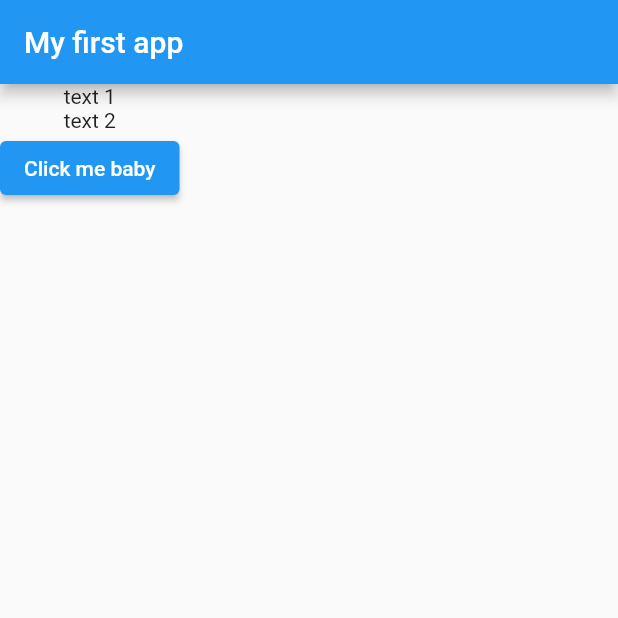
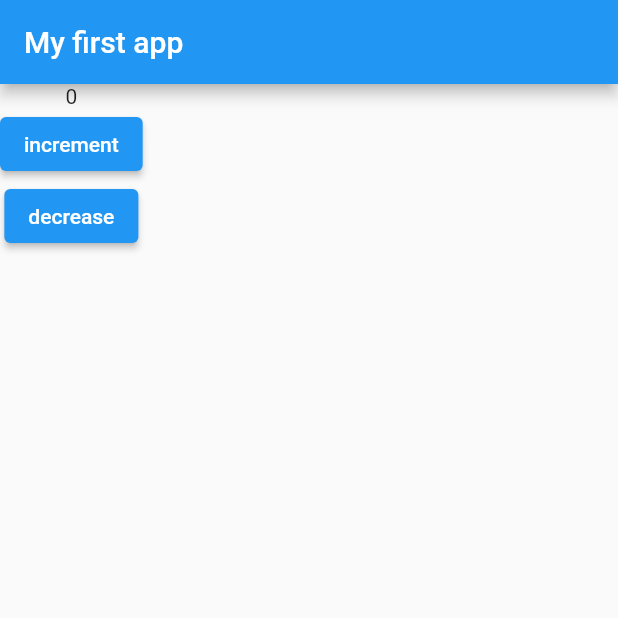
Before and after one commit to Tris-909/Flutter, a Flutter app: the screen it shows after launch, on a phone screen of 412 x 824 dp, the top half of it. Run offline on Flutter 3.47's test engine with Material 2 defaults, Android fonts, the light colour scheme and no system bars.

Commit message:
(5) Create AppState for widget, connect state to buttons

```diff
--- a/flutter_basics/lib/main.dart
+++ b/flutter_basics/lib/main.dart
@@ -2,9 +2,26 @@ import 'package:flutter/material.dart';
 
 void main() => runApp(MyApp());
 
-class MyApp extends StatelessWidget {
-  void answerQuestion() {
-    print("pressed");
+class MyApp extends StatefulWidget {
+  @override
+  State<StatefulWidget> createState() {
+    return MyAppState();
+  }
+}
+
+class MyAppState extends State<MyApp> {
+  var count = 0;
+
+  void increment() {
+    setState(() {
+      count++;
+    });
+  }
+
+  void decrease() {
+    setState(() {
+      count--;
+    });
   }
 
   @override
@@ -15,10 +32,9 @@ class MyApp extends StatelessWidget {
           title: Text("My first app"),
         ),
         body: Column(children: [
-          Text('text 1'),
-          Text('text 2'),
-          ElevatedButton(
-              onPressed: answerQuestion, child: Text("Click me baby")),
+          Text("$count"),
+          ElevatedButton(onPressed: increment, child: Text("increment")),
+          ElevatedButton(onPressed: decrease, child: Text('decrease'))
         ]),
       ),
     );
```
